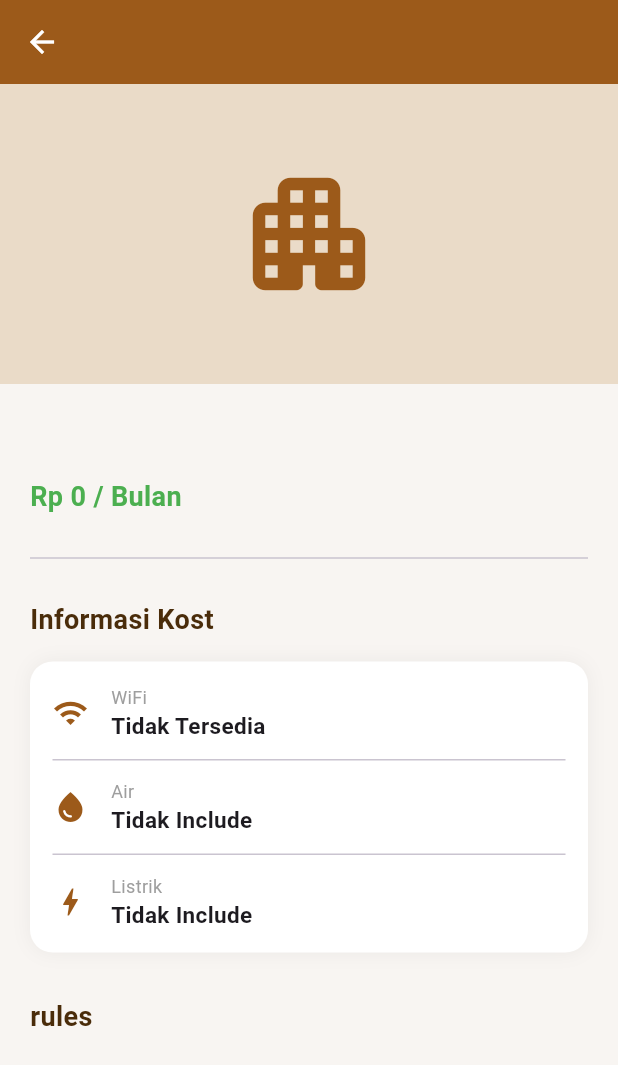
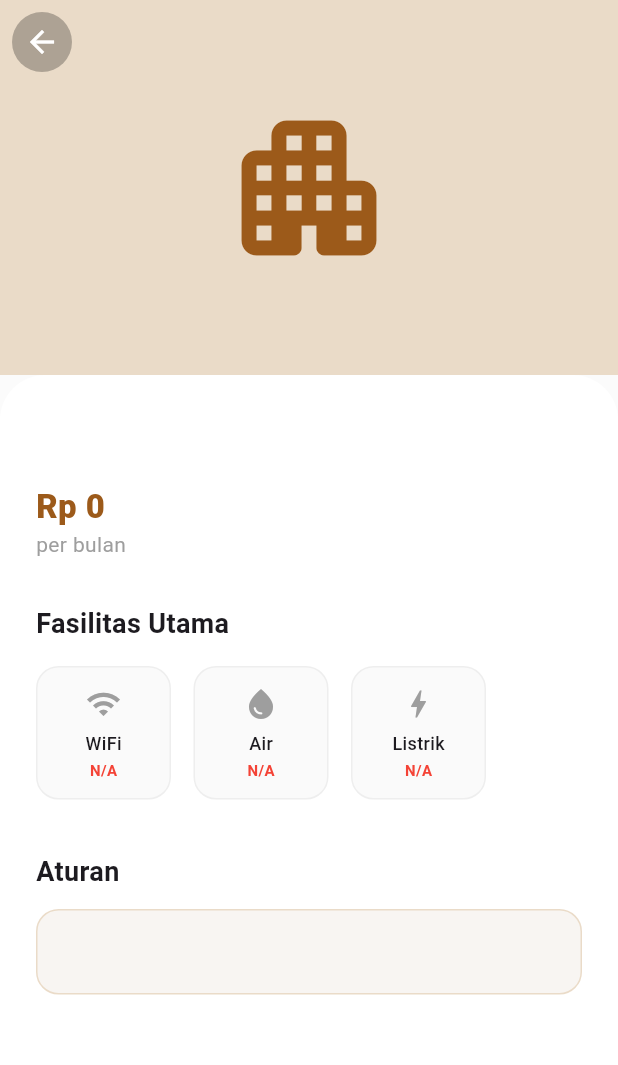
Before and after one commit to Ihsann333/PAB_ujang, a Flutter app: the DetailKosPage screen opened directly with empty values, on a phone screen of 412 x 824 dp. Shown: the top 1065 px of the screen. Run offline on Flutter 3.47's test engine with Material 3 defaults, Android fonts, the phone set to English and light mode, and no system bars; our stand-ins replace supabase_flutter; missing offline and left inert: postgrest; accounts and stored records are empty.

Commit message:
update adminnn

```diff
--- a/lib/pages/admin_page/detail_kos.dart
+++ b/lib/pages/admin_page/detail_kos.dart
@@ -5,7 +5,6 @@ class DetailKosPage extends StatelessWidget {
 
   const DetailKosPage({super.key, required this.kos});
 
-  // --- FUNGSI FORMAT RUPIAH ---
   String formatRupiah(dynamic price) {
     if (price == null) return "0";
     String priceStr = price.toString();
@@ -13,112 +12,141 @@ class DetailKosPage extends StatelessWidget {
     return priceStr.replaceAllMapped(reg, (Match m) => '${m[1]}.');
   }
 
+  bool cekFasilitas(dynamic value) {
+    if (value == null) return false;
+    if (value is bool) return value;
+    if (value is String) {
+      String v = value.toLowerCase();
+      return v == "ya" || v == "yes" || v == "include" || v == "tersedia" || v == "1";
+    }
+    return false;
+  }
+
   @override
   Widget build(BuildContext context) {
     return Scaffold(
-      backgroundColor: const Color(0xFFF8F5F2),
-      appBar: AppBar(
-        title: Text(kos['name'] ?? 'Detail Kos',
-          style: const TextStyle(fontWeight: FontWeight.bold, color: Colors.white)),
-        backgroundColor: const Color(0xFF9C5A1A),
-        elevation: 0,
-        iconTheme: const IconThemeData(color: Colors.white),
-      ),
-      body: SingleChildScrollView(
-        child: Column(
-          crossAxisAlignment: CrossAxisAlignment.start,
-          children: [
-            // --- HEADER VISUAL ---
-            Container(
-              height: 200,
-              width: double.infinity,
-              decoration: const BoxDecoration(
-                color: Color(0xFFEADBC8),
-              ),
-              child: const Center(
-                child: Icon(Icons.apartment_rounded, size: 100, color: Color(0xFF9C5A1A)),
+      backgroundColor: const Color(0xFFFBFBFB),
+      body: CustomScrollView(
+        slivers: [
+          SliverAppBar(
+            expandedHeight: 250.0,
+            pinned: true,
+            backgroundColor: const Color(0xFF9C5A1A),
+            elevation: 0,
+            leading: Padding(
+              padding: const EdgeInsets.all(8.0),
+              child: CircleAvatar(
+                backgroundColor: Colors.black26,
+                child: IconButton(
+                  icon: const Icon(Icons.arrow_back, color: Colors.white),
+                  onPressed: () => Navigator.pop(context),
+                ),
               ),
             ),
+            flexibleSpace: FlexibleSpaceBar(
+              background: Container(
+                color: const Color(0xFFEADBC8),
+                child: const Icon(Icons.apartment_rounded, size: 120, color: Color(0xFF9C5A1A)),
+              ),
+            ),
+          ),
 
-            Padding(
-              padding: const EdgeInsets.all(20),
+          SliverToBoxAdapter(
+            child: Container(
+              padding: const EdgeInsets.all(24),
+              decoration: const BoxDecoration(
+                color: Colors.white,
+                borderRadius: BorderRadius.vertical(top: Radius.circular(30)),
+              ),
               child: Column(
                 crossAxisAlignment: CrossAxisAlignment.start,
                 children: [
-                  // --- NAMA & HARGA ---
+                  // Nama Kos (Tanpa Label Premium)
                   Text(
-                    kos['name'] ?? 'Nama Kos Tidak Tersedia',
-                    style: const TextStyle(fontSize: 24, fontWeight: FontWeight.bold, color: Color(0xFF4A2C0A)),
+                    kos['name'] ?? 'Nama Kos',
+                    style: const TextStyle(fontSize: 26, fontWeight: FontWeight.bold, color: Color(0xFF2D1E12)),
                   ),
-                  const SizedBox(height: 8),
+                  const SizedBox(height: 10),
+
+                  // Harga
                   Text(
-                    "Rp ${formatRupiah(kos['price'])} / Bulan",
-                    style: const TextStyle(fontSize: 18, color: Colors.green, fontWeight: FontWeight.bold),
+                    "Rp ${formatRupiah(kos['price'])}",
+                    style: const TextStyle(fontSize: 22, color: Color(0xFF9C5A1A), fontWeight: FontWeight.w800),
+                  ),
+                  const Text("per bulan", style: TextStyle(color: Colors.grey, fontSize: 14)),
+
+                  const SizedBox(height: 30),
+                  const Text("Fasilitas Utama", style: TextStyle(fontSize: 18, fontWeight: FontWeight.bold)),
+                  const SizedBox(height: 15),
+
+                  // PERBAIKAN: Menggunakan Wrap agar tidak jauhan/renggang
+                  Wrap(
+                    spacing: 15, // Jarak horizontal antar kotak
+                    runSpacing: 15, // Jarak vertikal jika baris baru
+                    children: [
+                      _buildFasilitasItem(Icons.wifi, "WiFi", cekFasilitas(kos['include_wifi'] ?? kos['is_wifi'])),
+                      _buildFasilitasItem(Icons.water_drop, "Air", cekFasilitas(kos['include_water'] ?? kos['is_air'])),
+                      _buildFasilitasItem(Icons.bolt, "Listrik", cekFasilitas(kos['include_electricity'] ?? kos['is_listrik'])),
+                    ],
                   ),
 
-                  const SizedBox(height: 20),
-                  const Divider(),
-                  const SizedBox(height: 20),
+                  const SizedBox(height: 35),
+                  const Text("Aturan", style: TextStyle(fontSize: 18, fontWeight: FontWeight.bold)),
+                  const SizedBox(height: 12),
 
-                  // --- INFORMASI KOST ---
-                  const Text("Informasi Kost",
-                    style: TextStyle(fontSize: 18, fontWeight: FontWeight.bold, color: Color(0xFF4A2C0A))),
-                  const SizedBox(height: 15),
-
-                  // Menggunakan Card agar lebih rapi
                   Container(
-                    padding: const EdgeInsets.all(15),
+                    width: double.infinity,
+                    padding: const EdgeInsets.all(16),
                     decoration: BoxDecoration(
-                      color: Colors.white,
+                      color: const Color(0xFFF8F5F2),
                       borderRadius: BorderRadius.circular(15),
-                      boxShadow: [BoxShadow(color: Colors.black.withOpacity(0.05), blurRadius: 10)],
+                      border: Border.all(color: const Color(0xFFEADBC8)),
                     ),
-                    child: Column(
-                      children: [
-                        _buildInfoRow(Icons.wifi, "WiFi", kos['wifi'] == true ? "Tersedia" : "Tidak Tersedia"),
-                        const Divider(height: 25),
-                        _buildInfoRow(Icons.water_drop, "Air", kos['air'] == true ? "Include" : "Tidak Include"),
-                        const Divider(height: 25),
-                        _buildInfoRow(Icons.bolt, "Listrik", kos['listrik'] == true ? "Include" : "Tidak Include"),
-                      ],
+                    child: Text(
+                      kos['rules'] ?? "Hubungi pemilik untuk detail aturan.",
+                      style: TextStyle(fontSize: 15, color: Colors.brown.shade900, height: 1.6),
                     ),
                   ),
-
-                  const SizedBox(height: 30),
-
-                  // --- DESKRIPSI (Ganti kolom ini jika namanya berbeda di DB) ---
-                  const Text("rules",
-                    style: TextStyle(fontSize: 18, fontWeight: FontWeight.bold, color: Color(0xFF4A2C0A))),
-                  const SizedBox(height: 10),
-                  Text(
-                    kos['rules'] ?? "Tidak ada aturan tambahan untuk kos ini.",
-                    style: const TextStyle(fontSize: 14, color: Colors.black87, height: 1.5),
-                  ),
+                  const SizedBox(height: 50),
                 ],
               ),
             ),
-          ],
-        ),
+          ),
+        ],
       ),
     );
   }
 
-  // --- WIDGET ROW INFO ---
-  Widget _buildInfoRow(IconData icon, String label, String value) {
-    return Row(
-      children: [
-        Icon(icon, color: const Color(0xFF9C5A1A), size: 24),
-        const SizedBox(width: 15),
-        Expanded(
-          child: Column(
-            crossAxisAlignment: CrossAxisAlignment.start,
-            children: [
-              Text(label, style: const TextStyle(fontSize: 12, color: Colors.grey)),
-              Text(value, style: const TextStyle(fontSize: 15, fontWeight: FontWeight.bold)),
-            ],
+  Widget _buildFasilitasItem(IconData icon, String label, bool isAvailable) {
+    return Container(
+      width: 90, // Ukuran kotak yang pas
+      padding: const EdgeInsets.symmetric(vertical: 12),
+      decoration: BoxDecoration(
+        color: isAvailable ? Colors.white : Colors.grey.shade50,
+        borderRadius: BorderRadius.circular(15),
+        border: Border.all(
+          color: isAvailable ? const Color(0xFF9C5A1A).withOpacity(0.2) : Colors.grey.shade200
+        ),
+        boxShadow: isAvailable
+            ? [BoxShadow(color: Colors.black.withOpacity(0.03), blurRadius: 8, offset: const Offset(0, 4))]
+            : [],
+      ),
+      child: Column(
+        children: [
+          Icon(icon, color: isAvailable ? const Color(0xFF9C5A1A) : Colors.grey, size: 24),
+          const SizedBox(height: 6),
+          Text(label, style: const TextStyle(fontSize: 12, fontWeight: FontWeight.w500)),
+          const SizedBox(height: 2),
+          Text(
+            isAvailable ? "Include" : "N/A",
+            style: TextStyle(
+              fontSize: 10,
+              fontWeight: FontWeight.bold,
+              color: isAvailable ? Colors.green : Colors.red
+            ),
           ),
-        ),
-      ],
+        ],
+      ),
     );
   }
 }
```
Also changed, not shown: lib/pages/admin_page/monitor_page.dart (+236 -178 lines).
